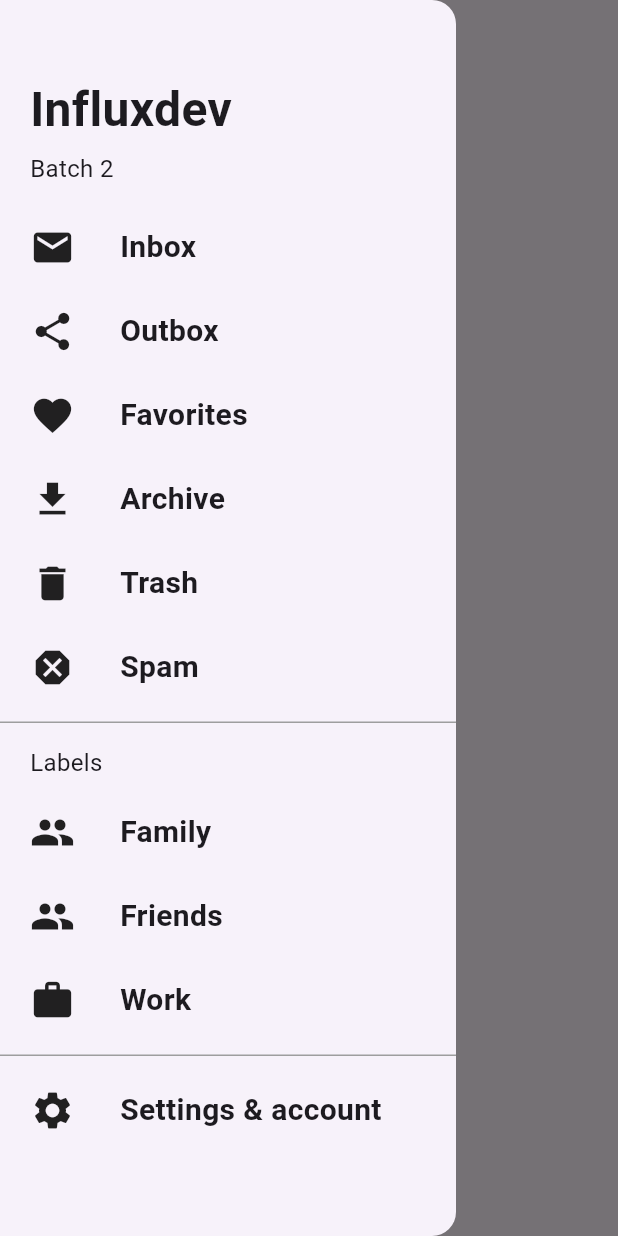
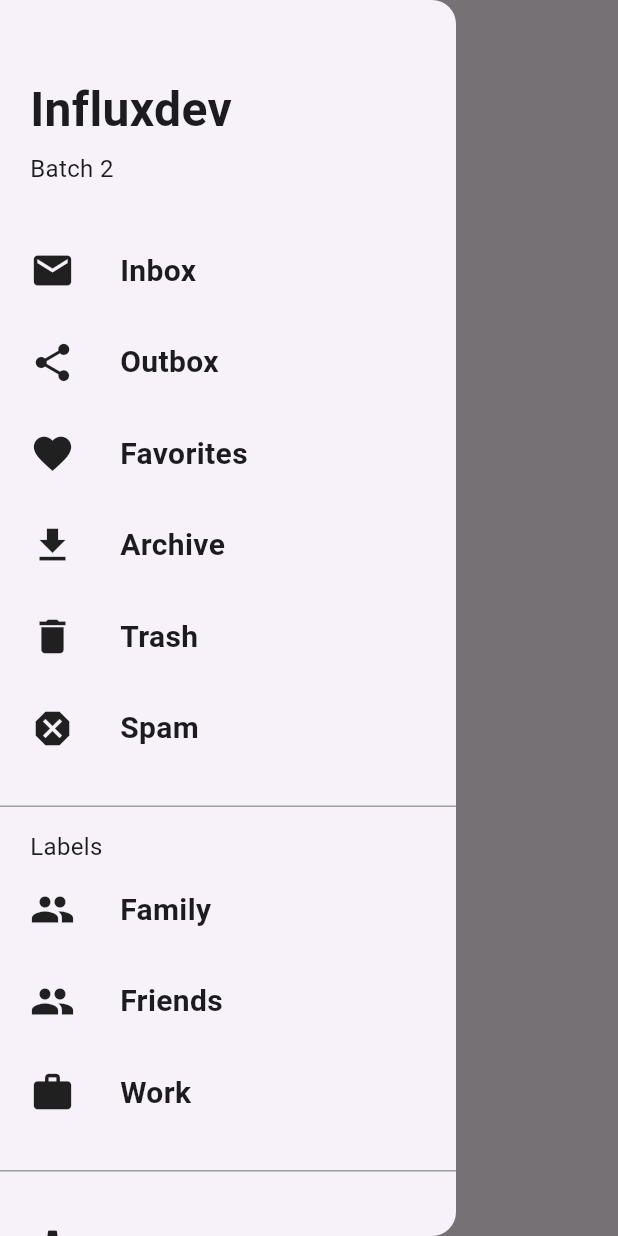
Before and after one commit to najmunoishi/flutter-practice, a Flutter app: the screen it shows after launch, with the side drawer open, on a phone screen of 412 x 824 dp. Run offline on Flutter 3.47's test engine with Material 3 defaults, Android fonts, the phone set to English and light mode, and no system bars.

Commit message:
design done

```diff
--- a/practice/lib/screens/custom_drawer/components/drawer_tile.dart
+++ b/practice/lib/screens/custom_drawer/components/drawer_tile.dart
@@ -16,6 +16,8 @@ class DrawerTile extends StatelessWidget {
         Padding(
           padding: EdgeInsets.only(
             left: 30,
+            top:16,
+            bottom: 16,
           ),
           child: Text(
             title,
--- a/practice/lib/screens/custom_drawer/drawer_screen.dart
+++ b/practice/lib/screens/custom_drawer/drawer_screen.dart
@@ -2,12 +2,32 @@ import 'package:flutter/material.dart';
 import 'package:practice/screens/custom_drawer/components/drawer_tile.dart';
 
 class DrawerScreen extends StatelessWidget {
+  //final GlobalKey<ScaffoldState> _scaffoldKey = GlobalKey<ScaffoldState>();
   DrawerScreen({Key? key}) : super(key: key);
 
   @override
   Widget build(BuildContext context) {
     return Scaffold(
-      appBar: AppBar(),
+//key: _scaffoldKey,
+      appBar: AppBar(
+        title: Text("Drawer Tile Design"),
+      ),
+      body: Center(
+        child: Builder(builder: (context) {
+          return ElevatedButton(
+            onPressed: () {
+              Scaffold.of(context).openDrawer();
+            },
+            child: Text(
+              "Open Drawer",
+              style: TextStyle(
+                  fontSize: 20,
+                  fontWeight: FontWeight.bold,
+                  color: Colors.black),
+            ),
+          );
+        }),
+      ),
       drawer: Drawer(
         child: SingleChildScrollView(
           scrollDirection: Axis.vertical,
@@ -54,37 +74,25 @@ class DrawerScreen extends StatelessWidget {
                       title: "Inbox",
                       icon: Icons.mail,
                     ),
-                    SizedBox(
-                      height: 26,
-                    ),
                     DrawerTile(
                       title: "Outbox",
                       icon: Icons.share,
-                    ),
-                    SizedBox(
-                      height: 26,
                     ),
                     DrawerTile(
                       title: "Favorites",
                       icon: Icons.favorite,
                     ),
-                    SizedBox(
-                      height: 26,
-                    ),
+
                     DrawerTile(
                       title: "Archive",
                       icon: Icons.download,
                     ),
-                    SizedBox(
-                      height: 26,
-                    ),
+
                     DrawerTile(
                       title: "Trash",
                       icon: Icons.delete,
                     ),
-                    SizedBox(
-                      height: 26,
-                    ),
+
                     DrawerTile(
                       title: "Spam",
                       icon: Icons.dangerous,
@@ -104,7 +112,7 @@ class DrawerScreen extends StatelessWidget {
                 height: 14,
               ),
               Padding(
-                padding: const EdgeInsets.only(
+                padding:EdgeInsets.only(
                   left: 20,
                 ),
                 child: Text(
@@ -120,23 +128,17 @@ class DrawerScreen extends StatelessWidget {
                 ),
                 child: Column(
                   children: [
-                    SizedBox(
-                      height: 20,
-                    ),
+
                     DrawerTile(
                       title: "Family",
                       icon: Icons.people,
                     ),
-                    SizedBox(
-                      height: 26,
-                    ),
+
                     DrawerTile(
                       title: "Friends",
                       icon: Icons.people,
                     ),
-                    SizedBox(
-                      height: 26,
-                    ),
+
                     DrawerTile(
                       title: "Work",
                       icon: Icons.work,
```
Also changed, not shown: practice/Screenshot_1707049724-1.png (added), practice/Screenshot_1707049724.png (added), practice/Screenshot_1707049730-1.png (added), practice/Screenshot_1707049730.png (added), 3 other files.
